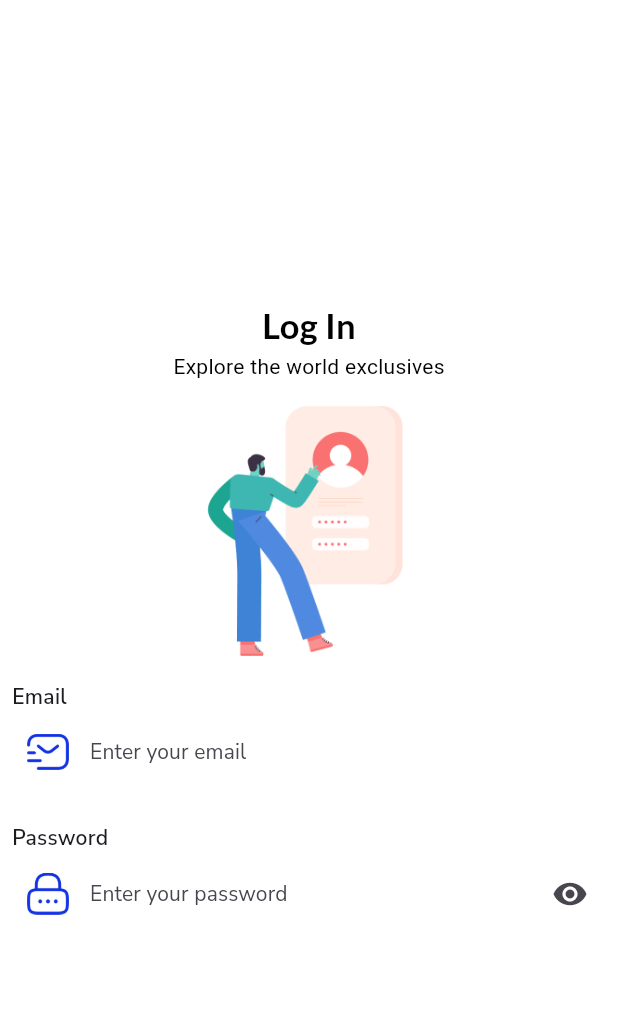
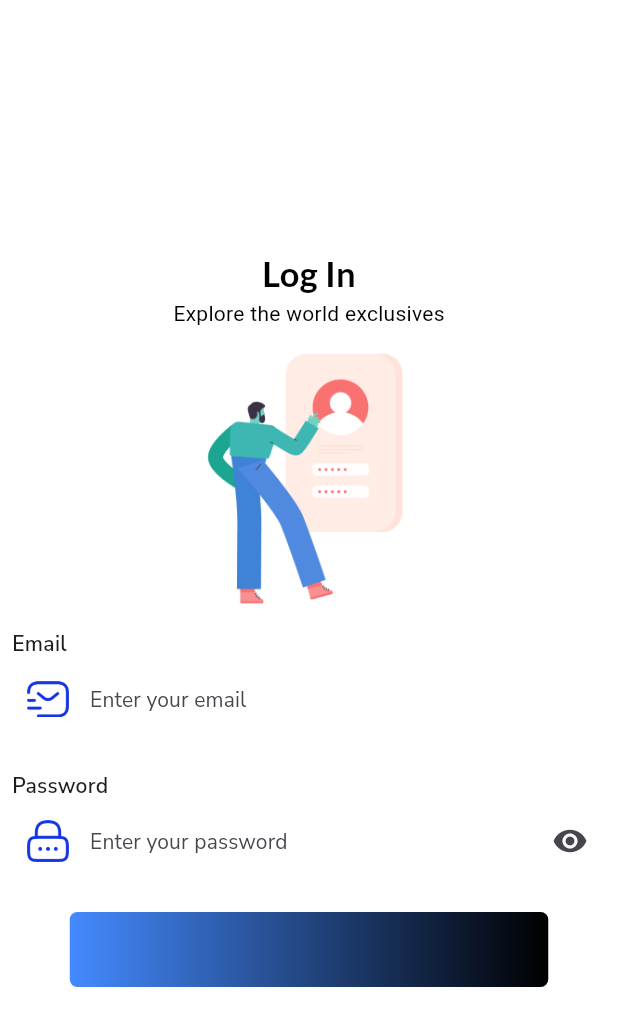
Before and after one commit to adogbeji/FlutterNodeMultiStoreApp, a Flutter app: the screen it shows after launch, on a phone screen of 412 x 824 dp. Shown: the top 1026 px of the screen. Run offline on Flutter 3.47's test engine with Material 3 defaults, Android fonts, the phone set to English and light mode, and no system bars; our stand-ins replace google_fonts.

Commit message:
Start building login button in login screen

```diff
--- a/lib/views/screens/auth/login_screen.dart
+++ b/lib/views/screens/auth/login_screen.dart
@@ -111,6 +111,20 @@ class LoginScreen extends StatelessWidget {
                   suffixIcon: const Icon(Icons.visibility),
                 ),
               ),
+
+              const SizedBox(height: 20,),
+
+              // LOGIN BUTTON
+              Container(
+                width: 319,
+                height: 50,
+                decoration: BoxDecoration(
+                  borderRadius: BorderRadius.circular(5),
+                  gradient: LinearGradient(
+                    colors: [Colors.blueAccent, Colors.black],
+                  ),
+                ),
+              ),
             ],
           ),
         ),
```
